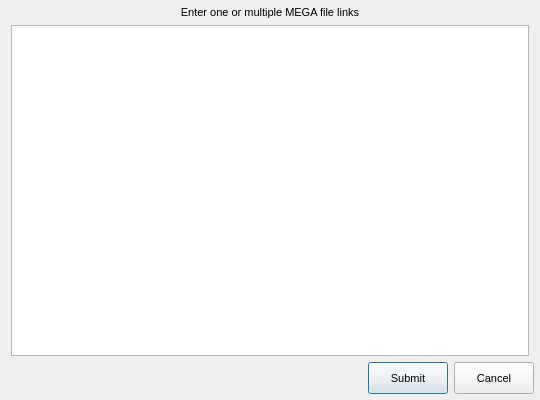
First picture: the form in Source/MEGASync/gui/macx/PasteMegaLinksDialog.ui, repository meganz/MEGAsync, before the edit.
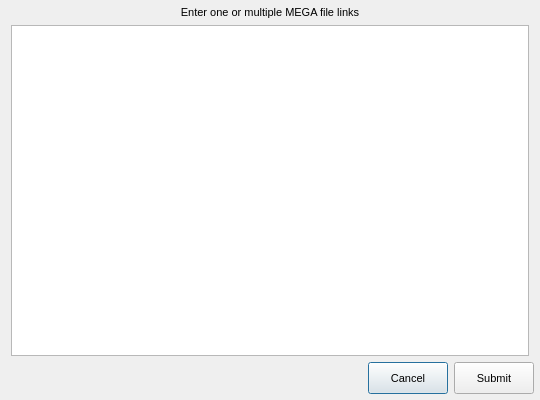
Second picture: the form after the edit.

```diff
--- a/Source/MEGASync/gui/macx/PasteMegaLinksDialog.ui
+++ b/Source/MEGASync/gui/macx/PasteMegaLinksDialog.ui
@@ -135,7 +135,7 @@
        </spacer>
       </item>
       <item>
-       <widget class="QPushButton" name="bSubmit">
+       <widget class="QPushButton" name="bCancel">
         <property name="sizePolicy">
          <sizepolicy hsizetype="Minimum" vsizetype="Preferred">
           <horstretch>0</horstretch>
@@ -155,12 +155,12 @@
          </size>
         </property>
         <property name="text">
-         <string>Submit</string>
+         <string>Cancel</string>
         </property>
        </widget>
       </item>
       <item>
-       <widget class="QPushButton" name="bCancel">
+       <widget class="QPushButton" name="bSubmit">
         <property name="sizePolicy">
          <sizepolicy hsizetype="Minimum" vsizetype="Preferred">
           <horstretch>0</horstretch>
@@ -180,7 +180,7 @@
          </size>
         </property>
         <property name="text">
-         <string>Cancel</string>
+         <string>Submit</string>
         </property>
        </widget>
       </item>
```
